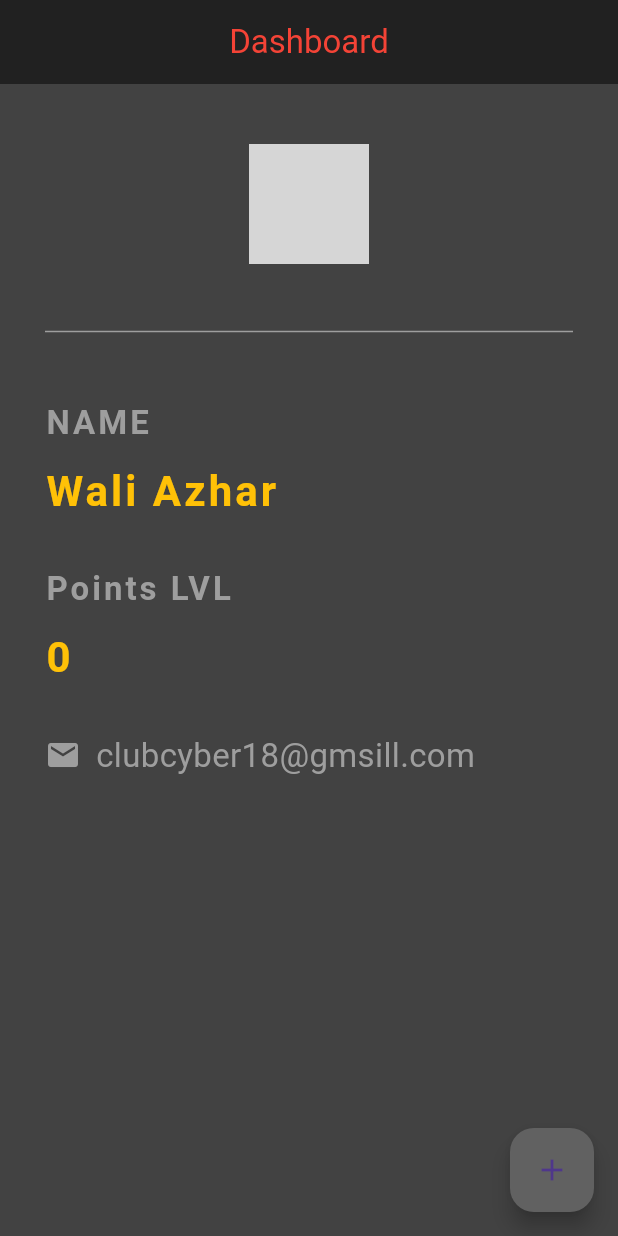
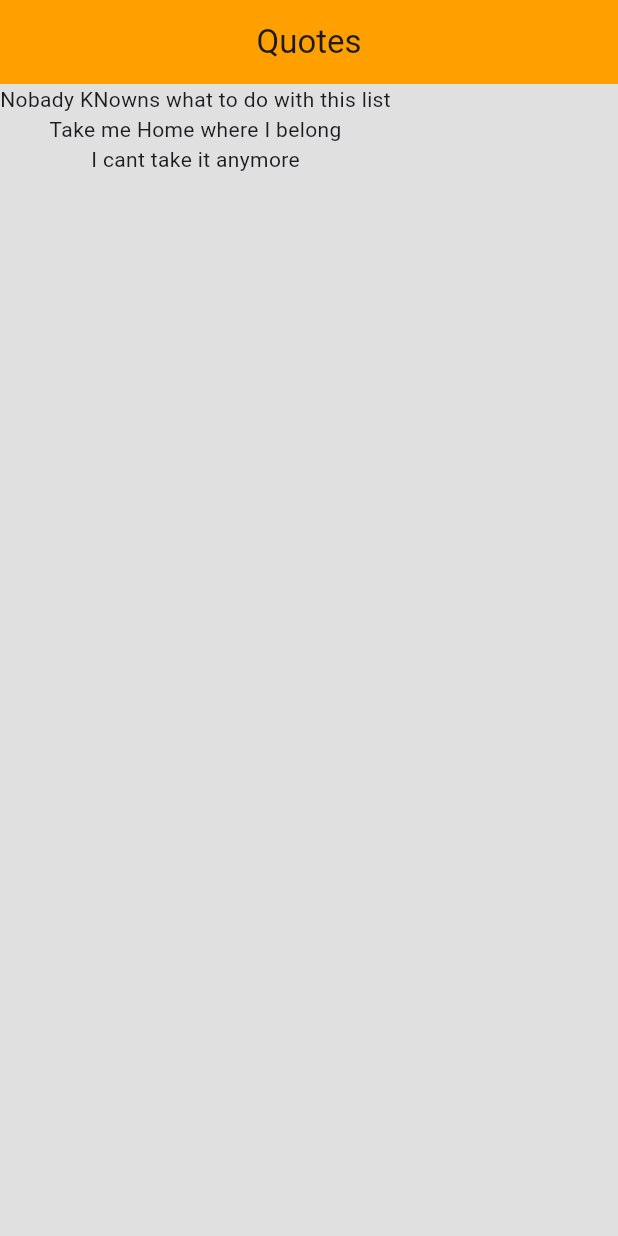
Before and after one commit to Waliia/practice_flutter, a Flutter app: the screen it shows after launch, on a phone screen of 412 x 824 dp. Run offline on Flutter 3.47's test engine with Material 3 defaults, Android fonts, the phone set to English and light mode, and no system bars; grey boxes are pictures that could not be loaded.

Commit message:
Added list with stf

```diff
--- /dev/null
+++ b/lib/list.dart
@@ -0,0 +1,31 @@
+import 'package:flutter/material.dart';
+
+class MyList extends StatefulWidget {
+  const MyList({super.key});
+
+  @override
+  State<MyList> createState() => _MyListState();
+}
+
+class _MyListState extends State<MyList> {
+  List<String> quotes = [
+    'Nobady KNowns what to do with this list',
+    'Take me Home where I belong',
+    'I cant take it anymore'
+  ];
+
+  @override
+  Widget build(BuildContext context) {
+    return Scaffold(
+      backgroundColor: Colors.grey.shade300,
+      appBar: AppBar(
+        title: Text('Quotes'),
+        centerTitle: true,
+        backgroundColor: Colors.amber.shade700,
+      ),
+      body: Column(
+        children: quotes.map((data) => Text(data)).toList(),
+      ),
+    );
+  }
+}
--- a/lib/main.dart
+++ b/lib/main.dart
@@ -1,8 +1,9 @@
 import 'package:flutter/material.dart';
+import 'package:practice_flutter/list.dart';
 
 void main() {
   runApp(const MaterialApp(
-    home: MyApp(),
+    home: MyList(),
   ));
 }
 
```
